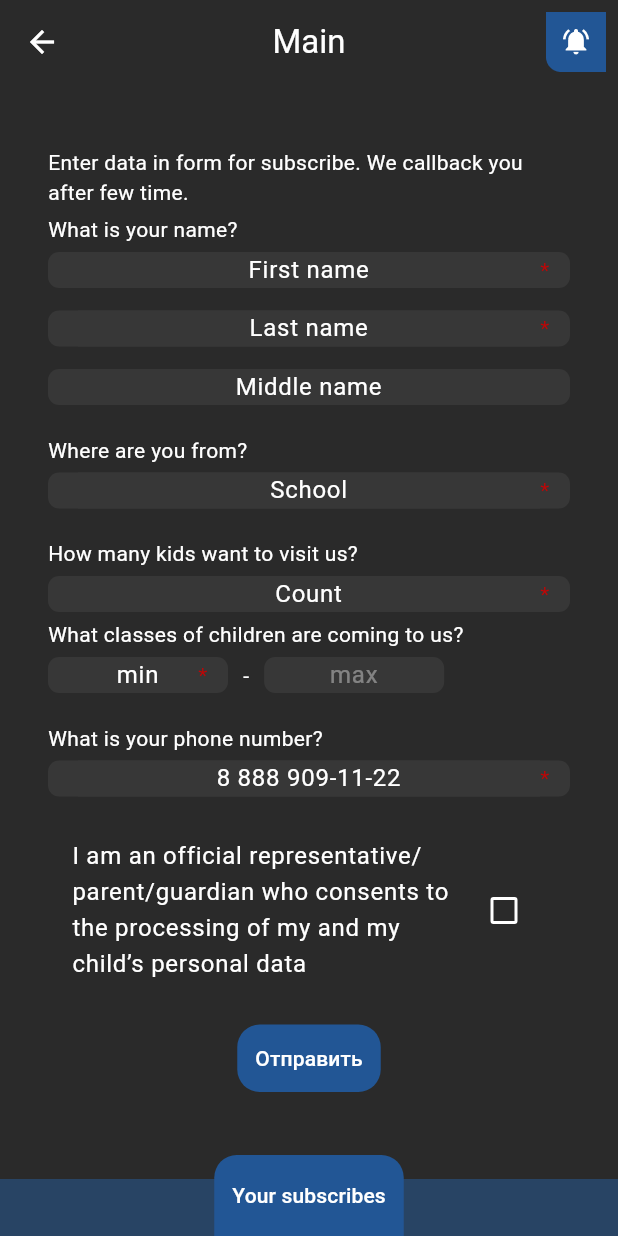
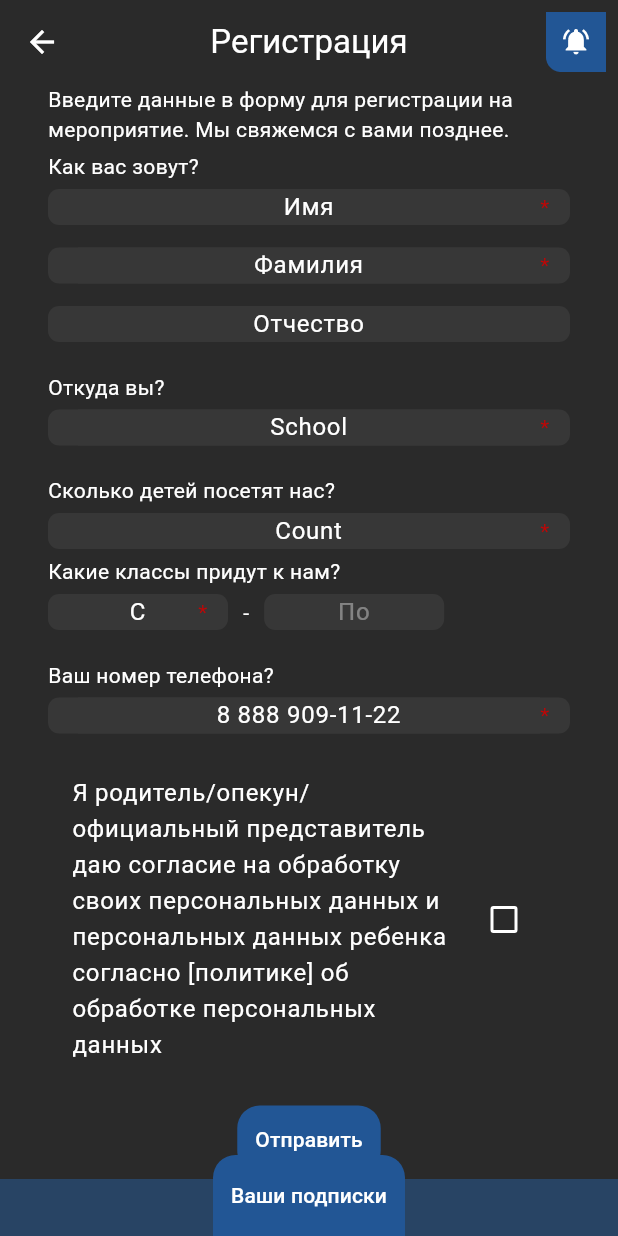
Before and after one commit to 517ANT38/sstu-event-app, a Flutter app: the EventForm screen opened directly with empty values, on a phone screen of 412 x 824 dp. Run offline on Flutter 3.47's test engine with Material 3 defaults, Android fonts, the phone set to English and light mode, and no system bars; our stand-ins replace flutter_local_notifications, shared_preferences; accounts and stored records are empty; statements that could not run were skipped.

Commit message:
Русские надписи

```diff
--- a/frontend/lib/components/bottomnavbar.dart
+++ b/frontend/lib/components/bottomnavbar.dart
@@ -28,7 +28,7 @@ class BottomNavBar extends StatelessWidget {
                 ),
               );
             },
-            child: const Text("Your subscribes"),
+            child: const Text("Ваши подписки"),
           ),
         )
       ],
--- a/frontend/lib/components/faclist.dart
+++ b/frontend/lib/components/faclist.dart
@@ -61,7 +61,7 @@ class FaclistState extends State<Faclist> {
                 onPressed: () {
                   updateSelected(Faculties.sstu);
                 },
-                child: const Text("SSTU")),
+                child: Text(faclabels[Faculties.sstu]!.toUpperCase())),
           ),
           ...Faculties.values.skip(1).map((e) => DecoratedBox(
               decoration: BoxDecoration(
@@ -70,14 +70,14 @@ class FaclistState extends State<Faclist> {
                   onPressed: () {
                     updateSelected(e);
                   },
-                  child: Text(e.name)))),
+                  child: Text(faclabels[e]!.toUpperCase())))),
           Container(
               decoration: BoxDecoration(
                   color: Theme.of(context).colorScheme.inversePrimary,
                   borderRadius: const BorderRadius.only(
                       bottomRight: Radius.circular(15))),
               child: TextButton(
-                  onPressed: clearSelected, child: const Text("RESET"))),
+                  onPressed: clearSelected, child: const Text("СБРОСИТЬ"))),
         ],
       ),
     );
--- a/frontend/lib/models/faculties.dart
+++ b/frontend/lib/models/faculties.dart
@@ -1,3 +1,5 @@
 enum Faculties {
   sstu, inpit, immt, urbas, inen, sei, inetip, fti
 }
+
+Map<Faculties, String> faclabels = {Faculties.sstu: "СГТУ", Faculties.inpit: "ИнПИТ", Faculties.immt: "ИММТ", Faculties.urbas: "УРБАС", Faculties.inen: "ИНЭН", Faculties.sei: "СЭИ", Faculties.inetip: "ИнЭТиП", Faculties.fti: "ФТИ"};
--- a/frontend/lib/pages/eventform.dart
+++ b/frontend/lib/pages/eventform.dart
@@ -49,7 +49,7 @@ class EventFormState extends State<EventForm> {
   Widget build(BuildContext context) {
     return Scaffold(
       appBar: AppBar(
-        title: const Text("Main"),
+        title: const Text("Регистрация"),
         centerTitle: true,
         actions: [
           IconButton(
@@ -66,11 +66,11 @@ class EventFormState extends State<EventForm> {
                   crossAxisAlignment: CrossAxisAlignment.start,
                   children: [
                     const Text(
-                        "Enter data in form for subscribe. We callback you after few time."),
+                        "Введите данные в форму для регистрации на мероприятие. Мы свяжемся с вами позднее."),
 
                     sInterval,
 
-                    const Text("What is your name?"),
+                    const Text("Как вас зовут?"),
 
                     sInterval,
 
@@ -78,7 +78,7 @@ class EventFormState extends State<EventForm> {
                     CustomInput(
                       controller: firstNameController,
                       keyboardType: TextInputType.name,
-                      placeholder: "First name",
+                      placeholder: "Имя",
                       inputFormatters: [NameFormatter.get()],
                       required: true,
                     ),
@@ -89,7 +89,7 @@ class EventFormState extends State<EventForm> {
                     CustomInput(
                       controller: secondNameController,
                       keyboardType: TextInputType.name,
-                      placeholder: "Last name",
+                      placeholder: "Фамилия",
                       inputFormatters: [NameFormatter.get()],
                       required: true,
                     ),
@@ -100,7 +100,7 @@ class EventFormState extends State<EventForm> {
                     CustomInput(
                       controller: thirdNameController,
                       keyboardType: TextInputType.name,
-                      placeholder: "Middle name",
+                      placeholder: "Отчество",
                       inputFormatters: [NameFormatter.get()],
                     ),
 
@@ -108,7 +108,7 @@ class EventFormState extends State<EventForm> {
 
                     sInterval,
 
-                    const Text("Where are you from?"),
+                    const Text("Откуда вы?"),
 
                     sInterval,
 
@@ -123,7 +123,7 @@ class EventFormState extends State<EventForm> {
 
                     sInterval,
 
-                    const Text("How many kids want to visit us?"),
+                    const Text("Сколько детей посетят нас?"),
 
                     sInterval,
 
@@ -138,7 +138,7 @@ class EventFormState extends State<EventForm> {
 
                     sInterval,
 
-                    const Text("What classes of children are coming to us?"),
+                    const Text("Какие классы придут к нам?"),
 
                     sInterval,
 
@@ -149,7 +149,7 @@ class EventFormState extends State<EventForm> {
                               const BoxConstraints.tightFor(width: 120),
                           child: CustomInput(
                             controller: class1Controller,
-                            placeholder: "min",
+                            placeholder: "С",
                             keyboardType: countType,
                             required: true,
                             inputFormatters: [
@@ -176,7 +176,7 @@ class EventFormState extends State<EventForm> {
                             enabled: class1Controller.text.isNotEmpty &&
                                 int.parse(class1Controller.text) != 11,
                             controller: class2Controller,
-                            placeholder: 'max',
+                            placeholder: 'По',
                             keyboardType: countType,
                             inputFormatters: [
                               EnumFormatter(values: [
@@ -196,7 +196,7 @@ class EventFormState extends State<EventForm> {
 
                     sInterval,
 
-                    const Text("What is your phone number?"),
+                    const Text("Ваш номер телефона?"),
 
                     sInterval,
 
@@ -213,7 +213,7 @@ class EventFormState extends State<EventForm> {
 
                     sInterval,
                     CheckboxListTile(
-                      title:const Text("I am an official representative/parent/guardian who consents to the processing of my and my child’s personal data"),
+                      title:const Text("Я родитель/опекун/официальный представитель даю согласие на обработку своих персональных данных и персональных данных ребенка согласно [политике] об обработке персональных данных"),
                       value: _isChecked,
                       onChanged: (bool? value) {
                         setState(() {
@@ -237,39 +237,39 @@ class EventFormState extends State<EventForm> {
                               List<String> errors = [];
 
                               if (phoneController.text.isEmpty) {
-                                errors.add("Empty phone number");
+                                errors.add("Введите номер телефона");
                               } else if (!RegExp(r"^(7|8)\d{10}$")
                                   .hasMatch(phoneController.text)) {
-                                errors.add("Incorrect phone number");
+                                errors.add("Номер телефона указан в неверном формате");
                               }
 
                               if (firstNameController.text.isEmpty) {
-                                errors.add("Empty first name");
+                                errors.add("Введите имя");
                               }
 
                               if (secondNameController.text.isEmpty) {
-                                errors.add("Empty last name");
+                                errors.add("Введите фамилию");
                               }
 
                               if (schoolController.text.isEmpty) {
-                                errors.add("Empty school name");
+                                errors.add("Введите название школы");
                               }
 
                               if (countController.text.isEmpty) {
-                                errors.add("Empty kids count");
+                                errors.add("Введите количество детей");
                               }
 
                               if (class1Controller.text.isEmpty) {
-                                errors.add("Empty min class");
+                                errors.add("Введите минимальный класс");
                               } else if (class2Controller.text.isNotEmpty &&
                                   int.parse(class2Controller.text) <=
                                       int.parse(class1Controller.text)) {
                                 errors.add(
-                                    "Max class must be less than min class");
+                                    "Максимальный класс должен быть больше минимального");
                               }
 
                               if (!_isChecked) {
-                                errors.add("The consent to processing flag is not checked");
+                                errors.add("Необходимо ваше согласие на обработку данных");
                               }
                               if (errors.isNotEmpty) {
                                 showDialog(
@@ -306,14 +306,14 @@ class EventFormState extends State<EventForm> {
                                     serv.addSubscriptions(evreq);
                                     ScaffoldMessenger.of(context).showSnackBar(
                                         const SnackBar(
-                                            content: Text("Success")));
+                                            content: Text("Вы зарегистрированы на мероприятие!")));
                                     Navigator.of(context)
                                         .popUntil((route) => route.isFirst);
                                   }
                                   else if(value.statusCode == 422) {
                                     ScaffoldMessenger.of(context).showSnackBar(
                                         const SnackBar(
-                                            content: Text("Check your form")));
+                                            content: Text("Проверьте корректность заполнения формы")));
                                   }
                                 });
                               }
--- a/frontend/lib/pages/newslistpage.dart
+++ b/frontend/lib/pages/newslistpage.dart
@@ -69,7 +69,7 @@ class NewsListPageState extends State<NewsListPage>
       if (exceptions.isNotEmpty) {
         ScaffoldMessenger.of(context).showSnackBar(SnackBar(
             content: Column(children: [
-          const Text("Loading error"),
+          const Text("Ошибка загрузки"),
           ...exceptions.map((e) => Text(e.message))
         ])));
       }
@@ -80,7 +80,7 @@ class NewsListPageState extends State<NewsListPage>
   Widget build(BuildContext context) {
     return Scaffold(
       appBar: AppBar(
-        title: const Text("Main"),
+        title: const Text("Главная"),
         centerTitle: true,
         actions: [
           IconButton(
@@ -97,7 +97,7 @@ class NewsListPageState extends State<NewsListPage>
                 const SizedBox(height: 10),
                 ConstrainedBox(
                     constraints: const BoxConstraints.tightFor(width: 310),
-                    child: const Text("Your news")),
+                    child: const Text("Ваши новости")),
                 const SizedBox(height: 10),
                 Expanded(
                     child: SingleChildScrollView(
--- a/frontend/lib/pages/newspage.dart
+++ b/frontend/lib/pages/newspage.dart
@@ -14,7 +14,7 @@ class NewsPage extends StatelessWidget {
   Widget build(BuildContext context) {
     return Scaffold(
       appBar: AppBar(
-        title: const Text("Main"),
+        title: const Text("Новость"),
         centerTitle: true,
         actions: [
           IconButton(
@@ -43,7 +43,7 @@ class NewsPage extends StatelessWidget {
                       Navigator.of(context).push(
                           MaterialPageRoute(builder: (context) => EventForm(idEvent: idEvent)));
                     },
-                    child: const Text("Subscribe")))
+                    child: const Text("Подписаться")))
           ],
         )),
       ),
```
